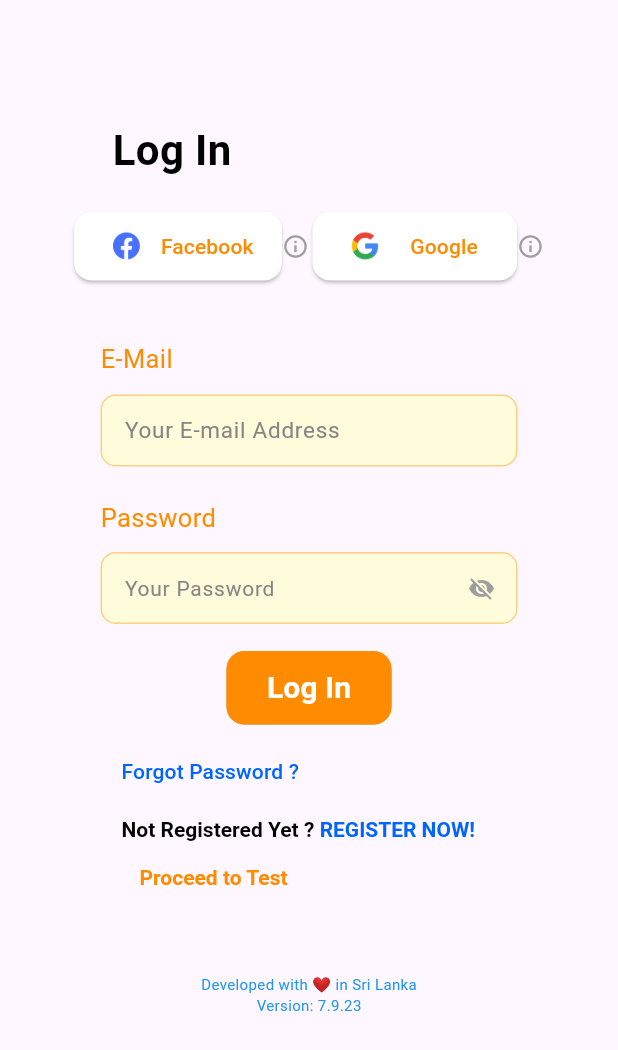
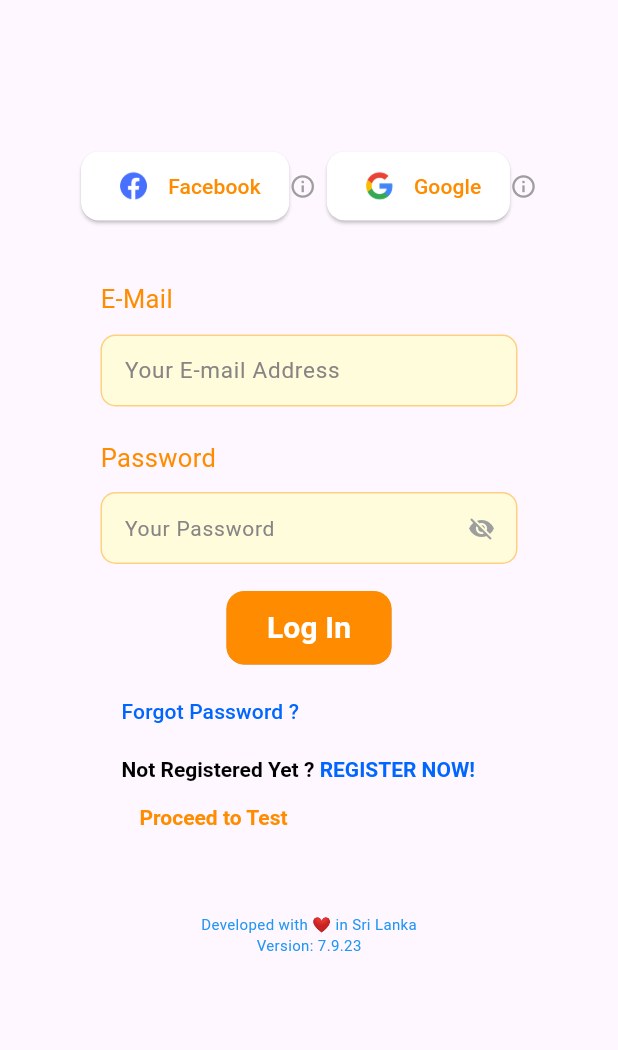
Before and after one commit to JenafSanojan/Sri-Care_FrontEnd, a Flutter app: the screen it shows after launch, on a phone screen of 412 x 824 dp. Shown: the top 1050 px of the screen. Run offline on Flutter 3.47's test engine with Material 3 defaults, Android fonts, the phone set to English and light mode, and no system bars; our stand-ins replace auto_size_text, cloud_firestore, connectivity_plus, dropdown_button2, firebase_core, get and 4 more; missing offline and left inert: intl_date_helper; accounts and stored records are empty.

```diff
--- a/lib/views/auth/login_screen.dart
+++ b/lib/views/auth/login_screen.dart
@@ -70,19 +70,19 @@ class _LoginScreenState extends State<LoginScreen> {
                       children: [
                         const SizedBox(height: 60),
                         // Login text.....................................................
-                        const Align(
-                          alignment: Alignment.bottomLeft,
-                          child: Padding(
-                            padding: EdgeInsets.symmetric(horizontal: 28),
-                            child: Text(
-                              AppConstants.login,
-                              style: TextStyle(
-                                  color: Color.fromARGB(255, 0, 0, 0),
-                                  fontSize: 28,
-                                  fontWeight: FontWeight.bold),
-                            ),
-                          ),
-                        ),
+                        // const Align(
+                        //   alignment: Alignment.bottomLeft,
+                        //   child: Padding(
+                        //     padding: EdgeInsets.symmetric(horizontal: 28),
+                        //     child: Text(
+                        //       AppConstants.login,
+                        //       style: TextStyle(
+                        //           color: Color.fromARGB(255, 0, 0, 0),
+                        //           fontSize: 28,
+                        //           fontWeight: FontWeight.bold),
+                        //     ),
+                        //   ),
+                        // ),
                         const SizedBox(height: 20),
                         // Social Media Login Buttons ....................................
                         Row(
@@ -131,7 +131,7 @@ class _LoginScreenState extends State<LoginScreen> {
                                   });
                                 }
                               },
-                              title: '  ' + AppConstants.google + '  ',
+                              title: AppConstants.google,
                               txtColor: socoalmedia_btn_textcolor,
                               imagePath: "assets/images/google.png",
                             ),
@@ -333,11 +333,10 @@ class _LoginScreenState extends State<LoginScreen> {
                       )
                     ],
                   )
-                ),
-                // Decorative Left Panel
+                ), // Decorative Left Panel
                 Expanded(
                   child: SizedBox(
-                    width: 400,
+                    width: 600,
                     height: Get.height,
                     child: Padding(
                       padding: const EdgeInsets.all(20.0),
@@ -347,20 +346,20 @@ class _LoginScreenState extends State<LoginScreen> {
                           child: Column(
                             children: [
                               const SizedBox(height: 60),
-                              // Login text.....................................................
-                              const Align(
-                                alignment: Alignment.bottomLeft,
-                                child: Padding(
-                                  padding: EdgeInsets.symmetric(horizontal: 28),
-                                  child: Text(
-                                    AppConstants.login,
-                                    style: TextStyle(
-                                        color: Color.fromARGB(255, 0, 0, 0),
-                                        fontSize: 28,
-                                        fontWeight: FontWeight.bold),
-                                  ),
-                                ),
-                              ),
+                              // // Login text.....................................................
+                              // const Align(
+                              //   alignment: Alignment.bottomLeft,
+                              //   child: Padding(
+                              //     padding: EdgeInsets.symmetric(horizontal: 28),
+                              //     child: Text(
+                              //       AppConstants.login,
+                              //       style: TextStyle(
+                              //           color: Color.fromARGB(255, 0, 0, 0),
+                              //           fontSize: 28,
+                              //           fontWeight: FontWeight.bold),
+                              //     ),
+                              //   ),
+                              // ),
                               const SizedBox(height: 20),
                               // Social Media Login Buttons ....................................
                               Row(
@@ -409,7 +408,7 @@ class _LoginScreenState extends State<LoginScreen> {
                                         });
                                       }
                                     },
-                                    title: '  ' + AppConstants.google + '  ',
+                                    title: AppConstants.google,
                                     txtColor: socoalmedia_btn_textcolor,
                                     imagePath: "assets/images/google.png",
                                   ),
```
Also changed, not shown: lib/views/home/home_screen.dart (deleted, +0 -38 lines), lib/views/home/main_screen.dart (+3 -9 lines), firebase.json (added), 4 other files.
